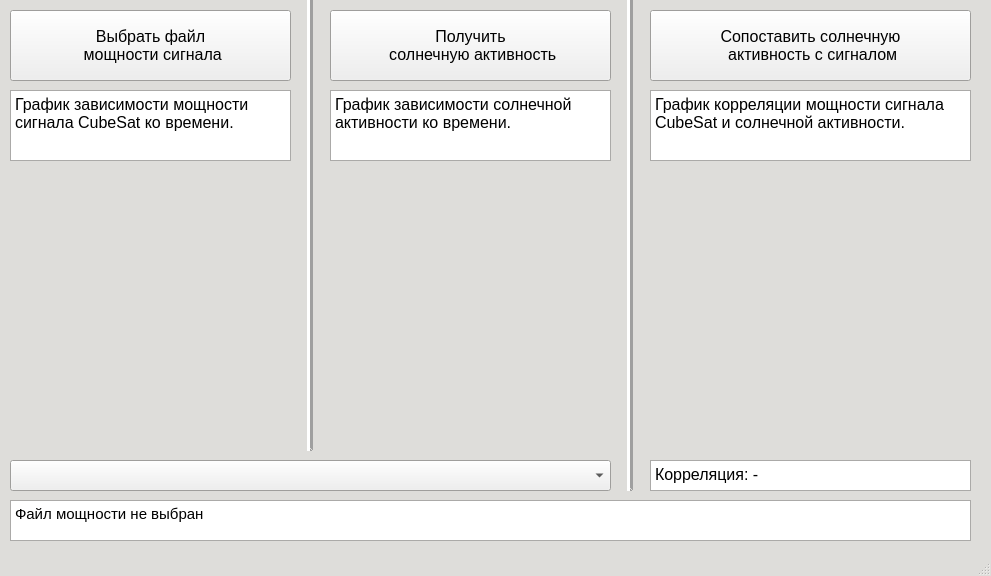
Old version of the form main.ui in the repository DocD-12/cubsat_data.
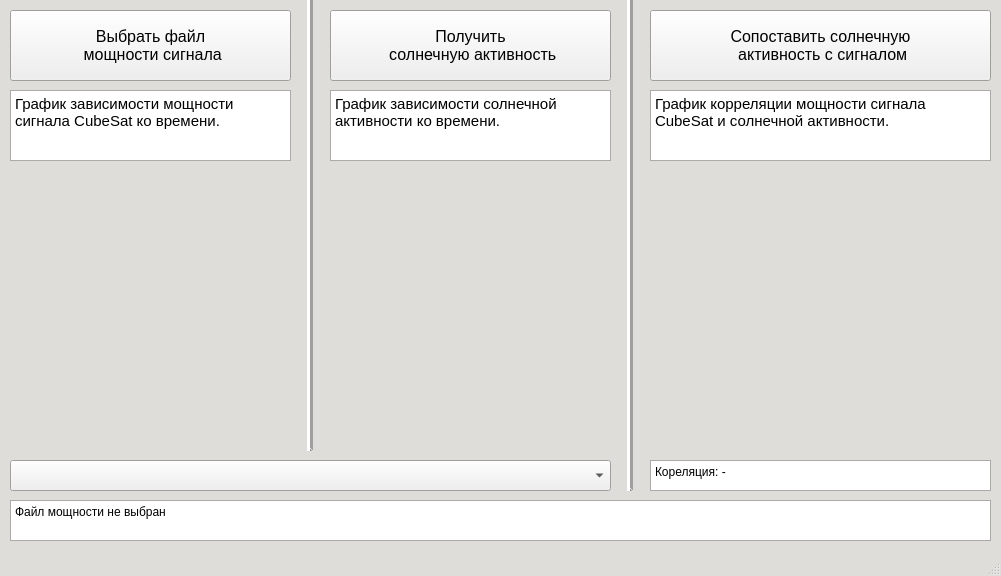
New version of the form. Icons and pictures are not drawn. Custom widgets are drawn as their Qt base class.

```diff
--- a/main.ui
+++ b/main.ui
@@ -6,7 +6,7 @@
    <rect>
     <x>0</x>
     <y>0</y>
-    <width>991</width>
+    <width>1001</width>
     <height>576</height>
    </rect>
   </property>
@@ -209,7 +209,7 @@
      <rect>
       <x>650</x>
       <y>10</y>
-      <width>321</width>
+      <width>341</width>
       <height>71</height>
      </rect>
     </property>
@@ -219,7 +219,7 @@
      </font>
     </property>
     <property name="text">
-     <string>Сопоставить солнечную
+     <string>Сопоставить солнечную 
  активность с сигналом</string>
     </property>
    </widget>
@@ -232,17 +232,12 @@
       <height>71</height>
      </rect>
     </property>
-    <property name="font">
-     <font>
-      <pointsize>12</pointsize>
-     </font>
-    </property>
     <property name="html">
      <string>&lt;!DOCTYPE HTML PUBLIC &quot;-//W3C//DTD HTML 4.0//EN&quot; &quot;http://www.w3.org/TR/REC-html40/strict.dtd&quot;&gt;
 &lt;html&gt;&lt;head&gt;&lt;meta name=&quot;qrichtext&quot; content=&quot;1&quot; /&gt;&lt;style type=&quot;text/css&quot;&gt;
 p, li { white-space: pre-wrap; }
-&lt;/style&gt;&lt;/head&gt;&lt;body style=&quot; font-family:'Ubuntu'; font-size:12pt; font-weight:400; font-style:normal;&quot;&gt;
-&lt;p style=&quot; margin-top:0px; margin-bottom:0px; margin-left:0px; margin-right:0px; -qt-block-indent:0; text-indent:0px;&quot;&gt;График зависимости мощности сигнала CubeSat ко времени.&lt;/p&gt;&lt;/body&gt;&lt;/html&gt;</string>
+&lt;/style&gt;&lt;/head&gt;&lt;body style=&quot; font-family:'MS Shell Dlg 2'; font-size:7.8pt; font-weight:400; font-style:normal;&quot;&gt;
+&lt;p style=&quot; margin-top:0px; margin-bottom:0px; margin-left:0px; margin-right:0px; -qt-block-indent:0; text-indent:0px;&quot;&gt;&lt;span style=&quot; font-family:'Ubuntu'; font-size:11pt;&quot;&gt;График зависимости мощности сигнала CubeSat ко времени.&lt;/span&gt;&lt;/p&gt;&lt;/body&gt;&lt;/html&gt;</string>
     </property>
    </widget>
    <widget class="QTextBrowser" name="textBrowser_three">
@@ -250,27 +245,22 @@
      <rect>
       <x>650</x>
       <y>90</y>
-      <width>321</width>
+      <width>341</width>
       <height>71</height>
      </rect>
     </property>
-    <property name="font">
-     <font>
-      <pointsize>12</pointsize>
-     </font>
+    <property name="html">
+     <string>&lt;!DOCTYPE HTML PUBLIC &quot;-//W3C//DTD HTML 4.0//EN&quot; &quot;http://www.w3.org/TR/REC-html40/strict.dtd&quot;&gt;
+&lt;html&gt;&lt;head&gt;&lt;meta name=&quot;qrichtext&quot; content=&quot;1&quot; /&gt;&lt;style type=&quot;text/css&quot;&gt;
+p, li { white-space: pre-wrap; }
+&lt;/style&gt;&lt;/head&gt;&lt;body style=&quot; font-family:'MS Shell Dlg 2'; font-size:7.8pt; font-weight:400; font-style:normal;&quot;&gt;
+&lt;p style=&quot; margin-top:7px; margin-bottom:7px; margin-left:0px; margin-right:0px; -qt-block-indent:0; text-indent:0px;&quot;&gt;&lt;span style=&quot; font-family:'Ubuntu'; font-size:11pt;&quot;&gt;График корреляции мощности сигнала CubeSat и солнечной активности.&lt;/span&gt;&lt;/p&gt;&lt;/body&gt;&lt;/html&gt;</string>
     </property>
     <property name="markdown">
      <string>График корреляции мощности сигнала CubeSat и солнечной активности.
 
 </string>
     </property>
-    <property name="html">
-     <string>&lt;!DOCTYPE HTML PUBLIC &quot;-//W3C//DTD HTML 4.0//EN&quot; &quot;http://www.w3.org/TR/REC-html40/strict.dtd&quot;&gt;
-&lt;html&gt;&lt;head&gt;&lt;meta name=&quot;qrichtext&quot; content=&quot;1&quot; /&gt;&lt;style type=&quot;text/css&quot;&gt;
-p, li { white-space: pre-wrap; }
-&lt;/style&gt;&lt;/head&gt;&lt;body style=&quot; font-family:'Ubuntu'; font-size:12pt; font-weight:400; font-style:normal;&quot;&gt;
-&lt;p style=&quot; margin-top:7px; margin-bottom:7px; margin-left:0px; margin-right:0px; -qt-block-indent:0; text-indent:0px;&quot;&gt;График корреляции мощности сигнала CubeSat и солнечной активности.&lt;/p&gt;&lt;/body&gt;&lt;/html&gt;</string>
-    </property>
    </widget>
    <widget class="Line" name="line">
     <property name="geometry">
@@ -296,13 +286,13 @@
      <rect>
       <x>10</x>
       <y>500</y>
-      <width>961</width>
+      <width>981</width>
       <height>41</height>
      </rect>
     </property>
     <property name="font">
      <font>
-      <pointsize>11</pointsize>
+      <pointsize>9</pointsize>
      </font>
     </property>
     <property name="lineWrapMode">
@@ -320,7 +310,7 @@
      <rect>
       <x>650</x>
       <y>170</y>
-      <width>321</width>
+      <width>341</width>
       <height>281</height>
      </rect>
     </property>
@@ -365,15 +355,10 @@
      <rect>
       <x>650</x>
       <y>460</y>
-      <width>321</width>
+      <width>341</width>
       <height>31</height>
      </rect>
     </property>
-    <property name="font">
-     <font>
-      <pointsize>11</pointsize>
-     </font>
-    </property>
     <property name="mouseTracking">
      <bool>false</bool>
     </property>
@@ -384,8 +369,8 @@
      <string>&lt;!DOCTYPE HTML PUBLIC &quot;-//W3C//DTD HTML 4.0//EN&quot; &quot;http://www.w3.org/TR/REC-html40/strict.dtd&quot;&gt;
 &lt;html&gt;&lt;head&gt;&lt;meta name=&quot;qrichtext&quot; content=&quot;1&quot; /&gt;&lt;style type=&quot;text/css&quot;&gt;
 p, li { white-space: pre-wrap; }
-&lt;/style&gt;&lt;/head&gt;&lt;body style=&quot; font-family:'Ubuntu'; font-size:11pt; font-weight:400; font-style:normal;&quot;&gt;
-&lt;p style=&quot; margin-top:0px; margin-bottom:0px; margin-left:0px; margin-right:0px; -qt-block-indent:0; text-indent:0px;&quot;&gt;&lt;span style=&quot; font-size:12pt;&quot;&gt;Корреляция: -&lt;/span&gt;&lt;/p&gt;&lt;/body&gt;&lt;/html&gt;</string>
+&lt;/style&gt;&lt;/head&gt;&lt;body style=&quot; font-family:'MS Shell Dlg 2'; font-size:7.8pt; font-weight:400; font-style:normal;&quot;&gt;
+&lt;p style=&quot; margin-top:0px; margin-bottom:0px; margin-left:0px; margin-right:0px; -qt-block-indent:0; text-indent:0px;&quot;&gt;&lt;span style=&quot; font-family:'Ubuntu'; font-size:9pt;&quot;&gt;Кореляция: -&lt;/span&gt;&lt;/p&gt;&lt;/body&gt;&lt;/html&gt;</string>
     </property>
    </widget>
    <widget class="QComboBox" name="comboBox">
@@ -427,7 +412,7 @@
     </property>
     <property name="font">
      <font>
-      <pointsize>12</pointsize>
+      <pointsize>8</pointsize>
       <weight>50</weight>
       <bold>false</bold>
      </font>
@@ -438,18 +423,18 @@
     <property name="tabChangesFocus">
      <bool>false</bool>
     </property>
-    <property name="markdown">
+    <property name="html">
+     <string>&lt;!DOCTYPE HTML PUBLIC &quot;-//W3C//DTD HTML 4.0//EN&quot; &quot;http://www.w3.org/TR/REC-html40/strict.dtd&quot;&gt;
+&lt;html&gt;&lt;head&gt;&lt;meta name=&quot;qrichtext&quot; content=&quot;1&quot; /&gt;&lt;style type=&quot;text/css&quot;&gt;
+p, li { white-space: pre-wrap; }
+&lt;/style&gt;&lt;/head&gt;&lt;body style=&quot; font-family:'MS Shell Dlg 2'; font-size:8pt; font-weight:400; font-style:normal;&quot;&gt;
+&lt;p style=&quot; margin-top:7px; margin-bottom:7px; margin-left:0px; margin-right:0px; -qt-block-indent:0; text-indent:0px;&quot;&gt;&lt;span style=&quot; font-family:'Ubuntu'; font-size:11pt;&quot;&gt;График зависимости солнечной активности ко времени.&lt;/span&gt;&lt;/p&gt;&lt;/body&gt;&lt;/html&gt;</string>
+    </property>
+    <property name="markdown" stdset="0">
      <string>График зависимости солнечной активности ко времени.
 
 </string>
     </property>
-    <property name="html">
-     <string>&lt;!DOCTYPE HTML PUBLIC &quot;-//W3C//DTD HTML 4.0//EN&quot; &quot;http://www.w3.org/TR/REC-html40/strict.dtd&quot;&gt;
-&lt;html&gt;&lt;head&gt;&lt;meta name=&quot;qrichtext&quot; content=&quot;1&quot; /&gt;&lt;style type=&quot;text/css&quot;&gt;
-p, li { white-space: pre-wrap; }
-&lt;/style&gt;&lt;/head&gt;&lt;body style=&quot; font-family:'Ubuntu'; font-size:12pt; font-weight:400; font-style:normal;&quot;&gt;
-&lt;p style=&quot; margin-top:5px; margin-bottom:5px; margin-left:0px; margin-right:0px; -qt-block-indent:0; text-indent:0px;&quot;&gt;График зависимости солнечной активности ко времени.&lt;/p&gt;&lt;/body&gt;&lt;/html&gt;</string>
-    </property>
    </widget>
    <widget class="Line" name="line_2">
     <property name="geometry">
```
Left out of the diff: 11 changed lines with no effect on the pictures.
